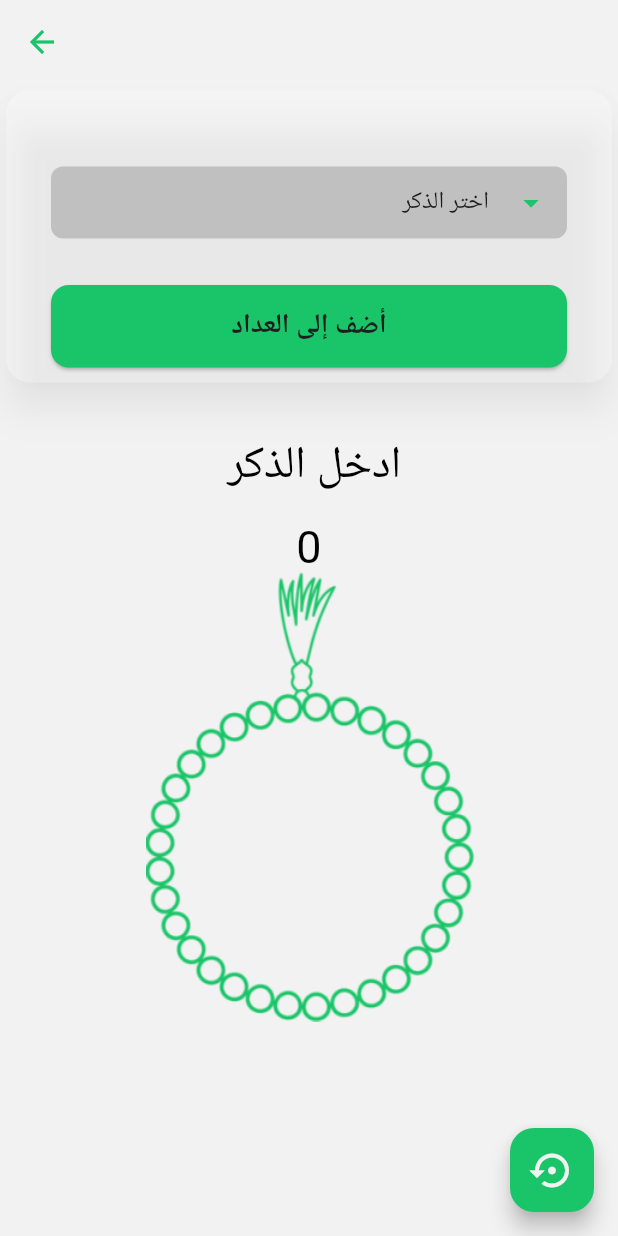
After one commit to eslam281/es28, a Flutter app: the AthkarFriday screen opened by its route, after a tap on "صلي على النبي", on a phone screen of 412 x 824 dp. The commit adds this screen. Run offline on Flutter 3.47's test engine with Material 3 defaults, Android fonts, the phone set to English and light mode, and no system bars; our stand-ins replace animated_splash_screen, audioplayers, connectivity_plus, dartz, flutter_compass, flutter_local_notifications and 5 more; missing offline and left inert: android_alarm_manager_plus, drop_down_list, flutter_background_service; accounts and stored records are empty.

Commit message:
some improvement and add pray on the elnaby page

```diff
--- /dev/null
+++ b/lib/controller/althakr/prayElnaby_controller.dart
@@ -0,0 +1,75 @@
+import 'package:drop_down_list/model/selected_list_item.dart';
+import 'package:flutter/cupertino.dart';
+import 'package:get/get.dart';
+
+import '../../main.dart';
+
+abstract class PrayElnabyController extends GetxController {}
+
+class PrayElnabyControllerImp extends PrayElnabyController {
+  int i = 0;
+  String counterName = "ادخل الذكر ";
+
+  late TextEditingController textcontroll;
+
+  @override
+  void onInit() {
+    textcontroll = TextEditingController();
+
+    if (myBox!.get("iPrayElnaby") != null)
+      i = myBox!.get("iPrayElnaby")!;
+
+    if(myBox!.get("counterNamePrayElnaby")!= null)
+      counterName = myBox!.get("counterNamePrayElnaby")!;
+
+    super.onInit();
+  }
+
+  @override
+  void dispose() {
+    textcontroll.dispose();
+    super.dispose();
+  }
+
+  void seti() {
+    i = 0;
+    myBox?.put("iPrayElnaby", 0);
+    update();
+  }
+
+  void setCounter(String? val,BuildContext context) {
+    counterName = val!;
+    myBox?.put("counterNamePrayElnaby", counterName);
+    textcontroll.clear();
+    FocusScope.of(context).unfocus();
+    update();
+  }
+
+  void Addi() {
+    i++;
+    myBox?.put("iPrayElnaby", i);
+    update();
+  }
+  List<SelectedListItem> itemsDropdown = [
+    SelectedListItem(
+      name: "+",
+    ),
+    SelectedListItem(
+      name:
+      "اللَّهُمَّ ‌صَلِّ ‌عَلَى ‌مُحَمَّدٍ ‌وَعَلَى ‌آلِ ‌مُحَمَّدٍ، ‌كما ‌صليت ‌على ‌إبراهيم، وعلى آل إبراهيم، إنك حميد مجيد، اللَّهُمَّ بَارِكْ عَلَى مُحَمَّدٍ وَعَلَى آلِ مُحَمَّدٍ، كما باركت على إبراهيم وعلى آل إبراهيم، إنك حميد مجيد",
+    ),
+    SelectedListItem(
+      name:
+      "اللَّهُمَّ صَلِّ عَلَى سَيِّدِنَا مُحَمَّدٍ النَّبِيِّ الْأُمِّيِّ، وَعَلَى آلِهِ وَسَلِّمْ تَسْلِيمًا",
+    ),
+    SelectedListItem(
+      name:
+      "اللَّهُمَّ صَلِّ عَلَى مُحَمَّدٍ وَأَزْوَاجِهِ وَذُرِّيَّتِهِ، كَمَا صَلَّيْتَ عَلَى آلِ إِبْرَاهِيمَ، وَبَارِكْ عَلَى مُحَمَّدٍ وَأَزْوَاجِهِ وَذُرِّيَّتِهِ، كَمَا بَارَكْتَ عَلَى آلِ إِبْرَاهِيمَ، إِنَّكَ حَمِيدٌ مَجِيدٌ",
+    ),
+    SelectedListItem(
+      name:
+      "اللَّهُمَّ صَلِّ عَلَى مُحَمَّدٍ وَعَلَى آلِهِ فِي الْأَوَّلِينَ، وَصَلِّ عَلَى مُحَمَّدٍ وَعَلَى آلِهِ فِي الْآخِرِينَ، وَصَلِّ عَلَى مُحَمَّدٍ وَعَلَى آلِهِ فِي الْمَلَإِ الْأَعْلَى إِلَى يَوْمِ الدِّينِ",
+    ),
+  ];
+
+}
--- a/lib/controller/count_controller.dart
+++ b/lib/controller/count_controller.dart
@@ -8,7 +8,7 @@ abstract class CountController extends GetxController {}
 
 class CountControllerImp extends CountController {
   int i = 0;
-  String counter = "ادخل الذكر ";
+  String counterName = "ادخل الذكر ";
 
   late TextEditingController textcontroll;
 
@@ -19,8 +19,8 @@ class CountControllerImp extends CountController {
     if (myBox!.get("i") != null)
       i = myBox!.get("i")!;
 
-    if(myBox!.get("counter")!= null)
-      counter = myBox!.get("counter")!;
+    if(myBox!.get("counterName")!= null)
+      counterName = myBox!.get("counterName")!;
 
     super.onInit();
   }
@@ -38,8 +38,8 @@ class CountControllerImp extends CountController {
   }
 
   void setCounter(String? val,BuildContext context) {
-    counter = val!;
-    myBox?.put("counter", counter);
+    counterName = val!;
+    myBox?.put("counterName", counterName);
     textcontroll.clear();
     FocusScope.of(context).unfocus();
     update();
--- a/lib/core/constant/routes.dart
+++ b/lib/core/constant/routes.dart
@@ -12,6 +12,7 @@ class AppRoute{
   static const String athkar_SM = "/athkar_SM";
   static const String athkarAP = "/athkarAP";
   static const String athkarFriday = "/AthkarFriday";
+  static const String prayElnaby = "/prayElnaby";
   static const String surat_Al_Kahf = "/surat_Al_Kahf";
 
 }
--- a/lib/routes.dart
+++ b/lib/routes.dart
@@ -7,9 +7,10 @@ import 'package:es28/view/screen/drawer/setting.dart';
 import 'package:es28/view/screen/drawer/timesfor30.dart';
 import 'package:es28/view/screen/home.dart';
 import 'package:es28/view/screen/home/althakr/athkar_AP.dart';
-import 'package:es28/view/screen/home/althakr/athkar_Friday.dart';
+import 'package:es28/view/screen/home/althakr/friday/athkar_Friday.dart';
 import 'package:es28/view/screen/home/althakr/athkar_SM.dart';
-import 'package:es28/view/screen/home/althakr/surat_al_kahf.dart';
+import 'package:es28/view/screen/home/althakr/friday/pray_elnaby.dart';
+import 'package:es28/view/screen/home/althakr/friday/surat_al_kahf.dart';
 import 'package:get/get_navigation/src/routes/get_route.dart';
 
 import 'core/constant/routes.dart';
@@ -25,5 +26,6 @@ List<GetPage<dynamic>>? routes =[
   GetPage(name:AppRoute.athkar_SM, page:() => const AthkarSM() ),
   GetPage(name:AppRoute.athkarAP, page:() => const AthkarAP() ),
   GetPage(name:AppRoute.athkarFriday, page:() => const AthkarFriday() ),
+  GetPage(name:AppRoute.prayElnaby, page:() => const PrayElnaby() ),
   GetPage(name:AppRoute.surat_Al_Kahf, page:() => const Surat_Al_Kahf() ),
 ];
--- a/lib/view/screen/home/althakr/athkar_AP.dart
+++ b/lib/view/screen/home/althakr/athkar_AP.dart
@@ -2,7 +2,7 @@ import 'package:es28/controller/drawer/sittings_controller.dart';
 import 'package:flutter/material.dart';
 import 'package:get/get.dart';
 
-import '../../../../controller/athakerAP_controller.dart';
+import '../../../../controller/althakr/athakerAP_controller.dart';
 import '../../../../core/constant/color.dart';
 import '../../../component/athkar/customAthkarCard.dart';
 import '../../../component/chooseFontSize.dart';
--- a/lib/view/screen/home/althakr/athkar_SM.dart
+++ b/lib/view/screen/home/althakr/athkar_SM.dart
@@ -1,7 +1,7 @@
 import 'package:flutter/material.dart';
 import 'package:get/get.dart';
 
-import '../../../../controller/elathaker_controller.dart';
+import '../../../../controller/althakr/elathaker_controller.dart';
 import '../../../../controller/drawer/sittings_controller.dart';
 import '../../../../core/constant/color.dart';
 import '../../../component/athkar/customAthkarCard.dart';
--- a/lib/view/screen/home/althakr/athkar_Friday.dart
+++ b/lib/view/screen/home/althakr/friday/athkar_Friday.dart
@@ -2,7 +2,7 @@ import 'package:es28/core/constant/color.dart';
 import 'package:flutter/material.dart';
 import 'package:get/get.dart';
 
-import '../../../../core/constant/routes.dart';
+import '../../../../../core/constant/routes.dart';
 
 class AthkarFriday extends StatelessWidget {
   const AthkarFriday({super.key});
@@ -33,25 +33,25 @@ class AthkarFriday extends StatelessWidget {
             ),
           ),
         ),
+        Container(
+          margin:const EdgeInsets.symmetric(horizontal: 40),
+          padding:const EdgeInsets.symmetric(vertical: 10),
+          color:AppColor.secondColor,
+          alignment: Alignment.center,
+          child: InkWell(
+            onTap:() {Get.toNamed(AppRoute.prayElnaby);},
+            child: const Row(
+                mainAxisAlignment:MainAxisAlignment.center,
+                textDirection:TextDirection.rtl,
+                children: [
+                  Text("صلي على النبي",style:TextStyle(fontSize:25
+                      ,fontWeight: FontWeight.bold),),
+                  SizedBox(width:40,),
+                  Icon(Icons.menu_book_outlined,size: 40,),]
+            ),
+          ),
+        ),
 
-        // Container(
-        //   margin:const EdgeInsets.symmetric(horizontal: 40),
-        //   padding:const EdgeInsets.symmetric(vertical: 10),
-        //   color:AppColor.secondColor,
-        //   alignment: Alignment.center,
-        //   child: InkWell(
-        //     onTap:() {Get.toNamed(AppRoute.surat_Al_Kahf);},
-        //     child: const Row(
-        //       mainAxisAlignment:MainAxisAlignment.center,
-        //         textDirection:TextDirection.rtl,
-        //         children: [
-        //           Text("سورة الكهف",style:TextStyle(fontSize:25
-        //               ,fontWeight: FontWeight.bold,color:AppColor.white),),
-        //           SizedBox(width:40,),
-        //           Icon(Icons.menu_book_outlined,size: 40,),]
-        //     ),
-        //   ),
-        // ),
       ],
     ),),);
   }
--- /dev/null
+++ b/lib/view/screen/home/althakr/friday/pray_elnaby.dart
@@ -0,0 +1,104 @@
+import 'package:flutter/material.dart';
+import 'package:get/get.dart';
+import 'package:get/get_core/src/get_main.dart';
+
+import '../../../../../controller/althakr/prayElnaby_controller.dart';
+import '../../../../../core/constant/color.dart';
+import '../../../../component/custom.dart';
+import '../../../../component/dropdownlist.dart';
+
+class PrayElnaby extends StatelessWidget {
+  const PrayElnaby({super.key});
+
+  @override
+  Widget build(BuildContext context) {
+
+    return GetBuilder<PrayElnabyControllerImp>(
+        init: PrayElnabyControllerImp(),
+        builder: (controller) {
+      return  Scaffold(
+        appBar: AppBar(),
+        floatingActionButton: FloatingActionButton(
+            onPressed: () {
+              controller.seti();
+              controller.setCounter("ادخل الذكر ",context);
+            },
+            child: const Icon(Icons.settings_backup_restore_outlined,
+              size: 30,color:AppColor.white,),
+            backgroundColor: AppColor.secondColor) ,
+        body: SingleChildScrollView(
+          child: Column(
+            mainAxisAlignment: MainAxisAlignment.spaceBetween, children: [
+
+            Card(
+              color:context.isDarkMode? Colors.grey.shade900:Colors.white30,
+              shape: RoundedRectangleBorder(
+                borderRadius: BorderRadius.circular(16),
+              ),
+              elevation: 10,shadowColor: Colors.grey.withAlpha(55),
+              child: Padding(
+                padding: const EdgeInsets.symmetric(horizontal: 30, vertical:10),
+                child: Column(
+                  children: [
+                    AppTextField(
+                      textEditingController: controller.textcontroll,
+                      title: "",
+                      hint: "اختر الذكر",
+                      isCitySelected: true,
+                      cities: controller.itemsDropdown,
+                    ),
+
+                    const SizedBox(height: 16),
+
+                    SizedBox(
+                      width: double.infinity,
+                      child: ElevatedButton(
+                        style: ElevatedButton.styleFrom(
+                          backgroundColor: AppColor.secondColor,
+                          padding: const EdgeInsets.symmetric(vertical: 14),
+                          shape: RoundedRectangleBorder(
+                            borderRadius: BorderRadius.circular(12),
+                          ),
+                        ),
+                        onPressed: () {
+                          controller.setCounter(
+                              controller.textcontroll.text, context);
+                        },
+                        child:  Text(
+                          "أضف إلى العداد",
+                          style: TextStyle(
+                            fontSize: 18,
+                            fontWeight: FontWeight.bold,
+                            color:context.isDarkMode?AppColor.white: AppColor.black,
+                          ),
+                        ),
+                      ),
+                    ),
+                  ],
+                ),
+              ),
+            ),
+
+            const SizedBox(height: 30,),
+
+            Text("${controller.counterName}",
+              style: const TextStyle(fontSize: 30,
+                // color: AppColor.white
+              ),
+              textDirection:TextDirection.rtl,),
+            const SizedBox(height: 10,),
+
+            Text("${controller.i}",
+              style: const TextStyle(fontSize: 30,),
+            ),
+            const SizedBox(height: 35,),
+
+            CustomButton(onPressed:controller.Addi),
+            const SizedBox(height: 20,),
+          ],),
+        ),
+      );
+    }
+    );
+  }
+}
--- a/lib/view/screen/home/althakr/surat_al_kahf.dart
+++ b/lib/view/screen/home/althakr/friday/surat_al_kahf.dart
@@ -2,8 +2,8 @@ import 'package:flutter/material.dart';
 import 'package:flutter/services.dart';
 import 'package:get/get.dart';
 
-import '../../../../controller/drawer/surat_al_kahf_controller.dart';
-import '../../../../core/constant/color.dart';
+import '../../../../../controller/drawer/surat_al_kahf_controller.dart';
+import '../../../../../core/constant/color.dart';
 
 class Surat_Al_Kahf extends StatelessWidget {
   const Surat_Al_Kahf({super.key});
--- a/lib/view/screen/home/counter.dart
+++ b/lib/view/screen/home/counter.dart
@@ -68,7 +68,7 @@ class Counter extends StatelessWidget {
 
             const SizedBox(height: 30,),
 
-            Text("${controller.counter}",
+            Text("${controller.counterName}",
               style: const TextStyle(fontSize: 30,
                   // color: AppColor.white
               ),
```
Also changed, not shown: lib/controller/althakr/athakerAP_controller.dart (renamed from lib/controller/athakerAP_controller.dart), lib/controller/althakr/elathaker_controller.dart (renamed from lib/controller/elathaker_controller.dart).
